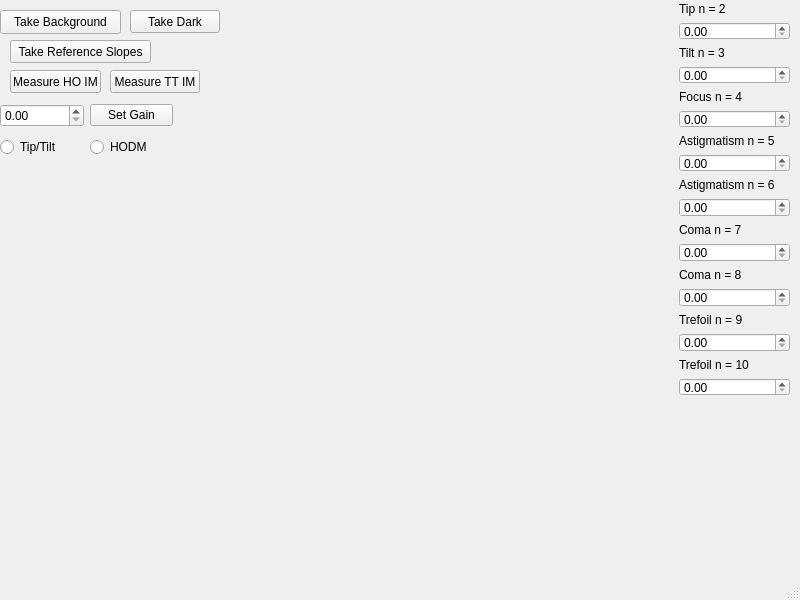
Qt form src/Graffiti.ui (soylentdeen/Graffiti) before a commit.
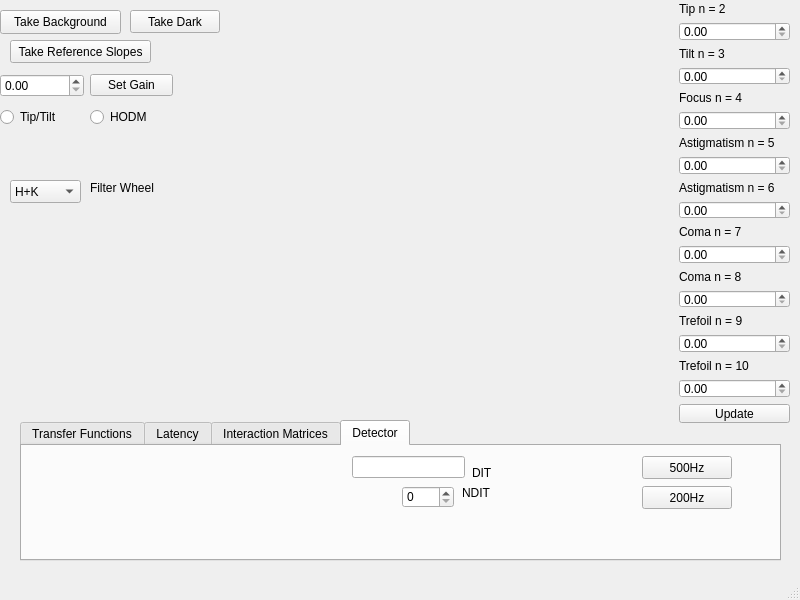
The same form after that commit. Custom widgets are drawn as their Qt base class.

The edit to the form file:
```diff
--- a/src/Graffiti.ui
+++ b/src/Graffiti.ui
@@ -30,10 +30,10 @@
    <widget class="MatplotlibWidget" name="DMPlotWindow" native="true">
     <property name="geometry">
      <rect>
-      <x>320</x>
+      <x>260</x>
       <y>0</y>
-      <width>361</width>
-      <height>351</height>
+      <width>421</width>
+      <height>421</height>
      </rect>
     </property>
    </widget>
@@ -43,7 +43,7 @@
       <x>679</x>
       <y>2</y>
       <width>111</width>
-      <height>394</height>
+      <height>421</height>
      </rect>
     </property>
     <layout class="QVBoxLayout" name="verticalLayout">
@@ -200,13 +200,20 @@
        </property>
       </widget>
      </item>
+     <item>
+      <widget class="QPushButton" name="UpdateZernButton">
+       <property name="text">
+        <string>Update</string>
+       </property>
+      </widget>
+     </item>
     </layout>
    </widget>
    <widget class="QWidget" name="verticalLayoutWidget_2">
     <property name="geometry">
      <rect>
       <x>0</x>
-      <y>100</y>
+      <y>70</y>
       <width>173</width>
       <height>61</height>
      </rect>
@@ -266,32 +273,6 @@
      <string>Take Reference Slopes</string>
     </property>
    </widget>
-   <widget class="QPushButton" name="HO_IM_Button">
-    <property name="geometry">
-     <rect>
-      <x>10</x>
-      <y>70</y>
-      <width>91</width>
-      <height>23</height>
-     </rect>
-    </property>
-    <property name="text">
-     <string>Measure HO IM</string>
-    </property>
-   </widget>
-   <widget class="QPushButton" name="TT_IM_Button">
-    <property name="geometry">
-     <rect>
-      <x>110</x>
-      <y>70</y>
-      <width>90</width>
-      <height>23</height>
-     </rect>
-    </property>
-    <property name="text">
-     <string>Measure TT IM</string>
-    </property>
-   </widget>
    <widget class="QPushButton" name="pushButton">
     <property name="geometry">
      <rect>
@@ -305,6 +286,301 @@
      <string>Take Dark</string>
     </property>
    </widget>
+   <widget class="QComboBox" name="FilterWheelCB">
+    <property name="geometry">
+     <rect>
+      <x>10</x>
+      <y>180</y>
+      <width>71</width>
+      <height>23</height>
+     </rect>
+    </property>
+    <item>
+     <property name="text">
+      <string>H+K</string>
+     </property>
+    </item>
+    <item>
+     <property name="text">
+      <string>ND 1</string>
+     </property>
+    </item>
+    <item>
+     <property name="text">
+      <string>ND 3</string>
+     </property>
+    </item>
+    <item>
+     <property name="text">
+      <string>Open</string>
+     </property>
+    </item>
+    <item>
+     <property name="text">
+      <string>Blank</string>
+     </property>
+    </item>
+    <item>
+     <property name="text">
+      <string>Initialize</string>
+     </property>
+    </item>
+   </widget>
+   <widget class="QTabWidget" name="tabWidget">
+    <property name="geometry">
+     <rect>
+      <x>20</x>
+      <y>420</y>
+      <width>761</width>
+      <height>141</height>
+     </rect>
+    </property>
+    <property name="currentIndex">
+     <number>3</number>
+    </property>
+    <widget class="QWidget" name="TransferFunctionTab">
+     <attribute name="title">
+      <string>Transfer Functions</string>
+     </attribute>
+     <widget class="QPushButton" name="pushButton_2">
+      <property name="geometry">
+       <rect>
+        <x>589</x>
+        <y>10</y>
+        <width>131</width>
+        <height>23</height>
+       </rect>
+      </property>
+      <property name="text">
+       <string>Measure Open Loop</string>
+      </property>
+     </widget>
+     <widget class="QPushButton" name="pushButton_3">
+      <property name="geometry">
+       <rect>
+        <x>590</x>
+        <y>30</y>
+        <width>131</width>
+        <height>23</height>
+       </rect>
+      </property>
+      <property name="text">
+       <string>Measure Closed Loop</string>
+      </property>
+     </widget>
+     <widget class="QLineEdit" name="OpenLoopTF_Filename">
+      <property name="geometry">
+       <rect>
+        <x>470</x>
+        <y>10</y>
+        <width>113</width>
+        <height>22</height>
+       </rect>
+      </property>
+     </widget>
+     <widget class="QLineEdit" name="ClosedLoopFilename">
+      <property name="geometry">
+       <rect>
+        <x>470</x>
+        <y>30</y>
+        <width>113</width>
+        <height>22</height>
+       </rect>
+      </property>
+     </widget>
+     <widget class="QPushButton" name="pushButton_4">
+      <property name="geometry">
+       <rect>
+        <x>570</x>
+        <y>70</y>
+        <width>161</width>
+        <height>23</height>
+       </rect>
+      </property>
+      <property name="text">
+       <string>Calculate Transfer Function</string>
+      </property>
+     </widget>
+    </widget>
+    <widget class="QWidget" name="tab_2">
+     <attribute name="title">
+      <string>Latency</string>
+     </attribute>
+     <widget class="QPushButton" name="pushButton_5">
+      <property name="geometry">
+       <rect>
+        <x>570</x>
+        <y>10</y>
+        <width>121</width>
+        <height>23</height>
+       </rect>
+      </property>
+      <property name="text">
+       <string>Measure Latency</string>
+      </property>
+     </widget>
+     <widget class="QSpinBox" name="spinBox">
+      <property name="geometry">
+       <rect>
+        <x>40</x>
+        <y>10</y>
+        <width>52</width>
+        <height>22</height>
+       </rect>
+      </property>
+      <property name="maximum">
+       <number>61</number>
+      </property>
+     </widget>
+     <widget class="QLabel" name="label_10">
+      <property name="geometry">
+       <rect>
+        <x>100</x>
+        <y>10</y>
+        <width>52</width>
+        <height>14</height>
+       </rect>
+      </property>
+      <property name="text">
+       <string>Actuator</string>
+      </property>
+     </widget>
+    </widget>
+    <widget class="QWidget" name="tab">
+     <attribute name="title">
+      <string>Interaction Matrices</string>
+     </attribute>
+     <widget class="QPushButton" name="HO_IM_Button">
+      <property name="geometry">
+       <rect>
+        <x>630</x>
+        <y>10</y>
+        <width>91</width>
+        <height>23</height>
+       </rect>
+      </property>
+      <property name="text">
+       <string>Measure HO IM</string>
+      </property>
+     </widget>
+     <widget class="QPushButton" name="TT_IM_Button">
+      <property name="geometry">
+       <rect>
+        <x>630</x>
+        <y>40</y>
+        <width>90</width>
+        <height>23</height>
+       </rect>
+      </property>
+      <property name="text">
+       <string>Measure TT IM</string>
+      </property>
+     </widget>
+     <widget class="QPushButton" name="Calc_CM_Button">
+      <property name="geometry">
+       <rect>
+        <x>630</x>
+        <y>70</y>
+        <width>90</width>
+        <height>23</height>
+       </rect>
+      </property>
+      <property name="text">
+       <string>Calculate CM</string>
+      </property>
+     </widget>
+    </widget>
+    <widget class="QWidget" name="tab_3">
+     <attribute name="title">
+      <string>Detector</string>
+     </attribute>
+     <widget class="QLineEdit" name="lineEdit">
+      <property name="geometry">
+       <rect>
+        <x>330</x>
+        <y>10</y>
+        <width>113</width>
+        <height>22</height>
+       </rect>
+      </property>
+     </widget>
+     <widget class="QLabel" name="label_12">
+      <property name="geometry">
+       <rect>
+        <x>450</x>
+        <y>20</y>
+        <width>52</width>
+        <height>14</height>
+       </rect>
+      </property>
+      <property name="text">
+       <string>DIT</string>
+      </property>
+     </widget>
+     <widget class="QSpinBox" name="spinBox_2">
+      <property name="geometry">
+       <rect>
+        <x>380</x>
+        <y>40</y>
+        <width>52</width>
+        <height>22</height>
+       </rect>
+      </property>
+     </widget>
+     <widget class="QLabel" name="label_13">
+      <property name="geometry">
+       <rect>
+        <x>440</x>
+        <y>40</y>
+        <width>52</width>
+        <height>14</height>
+       </rect>
+      </property>
+      <property name="text">
+       <string>NDIT</string>
+      </property>
+     </widget>
+     <widget class="QPushButton" name="Preset500Hz">
+      <property name="geometry">
+       <rect>
+        <x>620</x>
+        <y>10</y>
+        <width>90</width>
+        <height>23</height>
+       </rect>
+      </property>
+      <property name="text">
+       <string>500Hz</string>
+      </property>
+     </widget>
+     <widget class="QPushButton" name="Preset200Hz">
+      <property name="geometry">
+       <rect>
+        <x>620</x>
+        <y>40</y>
+        <width>90</width>
+        <height>23</height>
+       </rect>
+      </property>
+      <property name="text">
+       <string>200Hz</string>
+      </property>
+     </widget>
+    </widget>
+   </widget>
+   <widget class="QLabel" name="label_11">
+    <property name="geometry">
+     <rect>
+      <x>90</x>
+      <y>180</y>
+      <width>71</width>
+      <height>16</height>
+     </rect>
+    </property>
+    <property name="text">
+     <string>Filter Wheel</string>
+    </property>
+   </widget>
   </widget>
   <widget class="QMenuBar" name="menubar">
    <property name="geometry">
```
